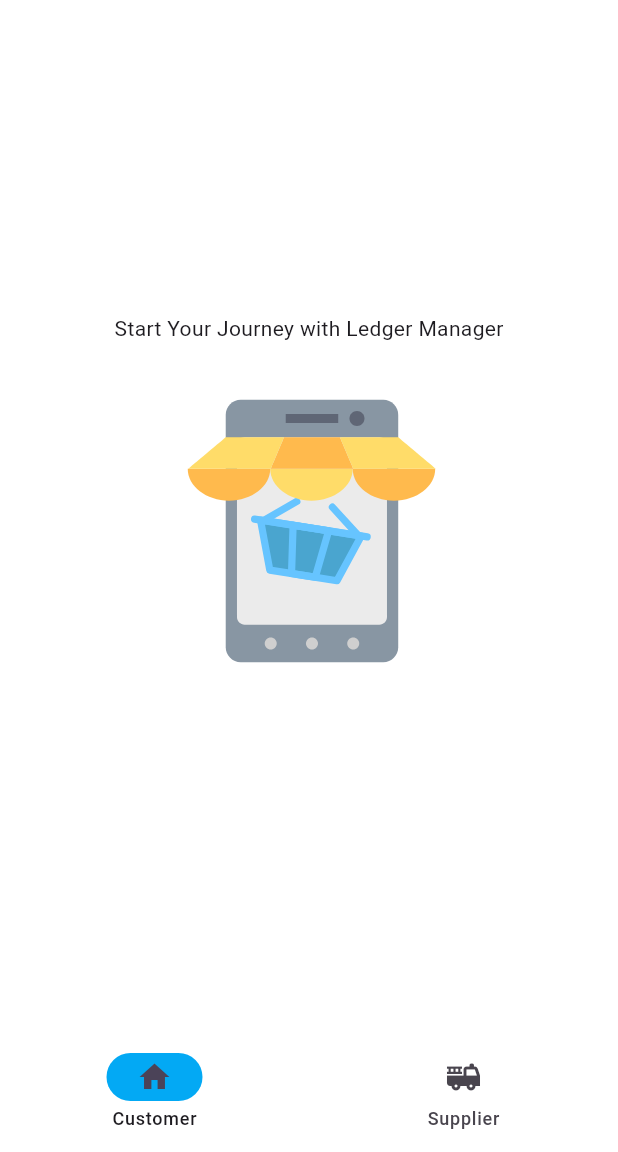
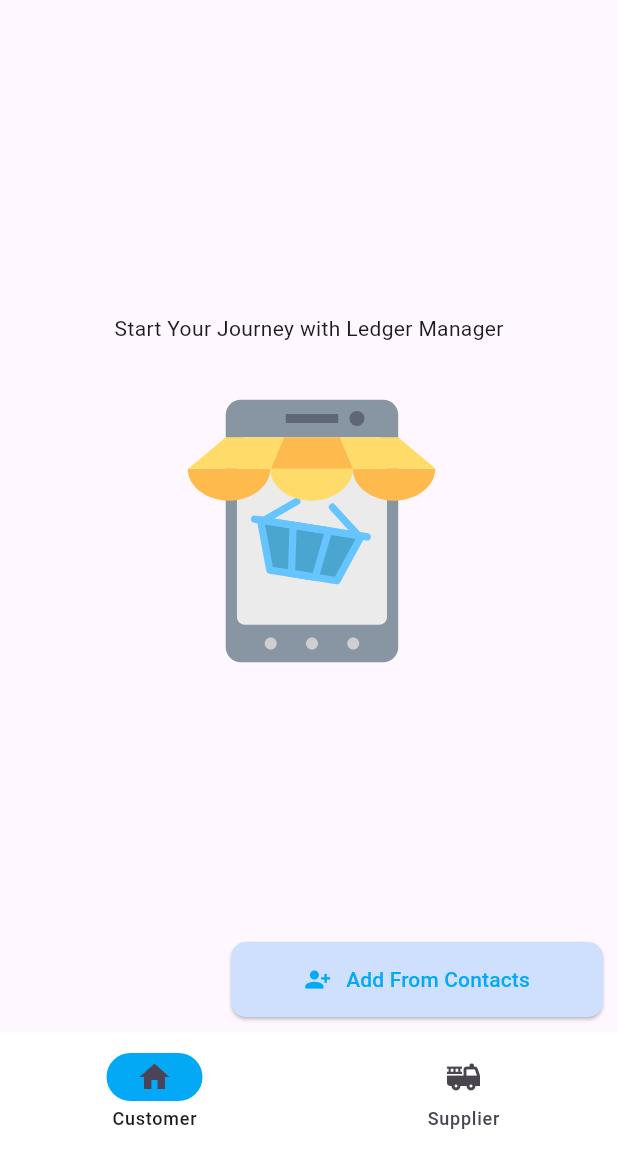
Before and after one commit to namraravani/leger_manager, a Flutter app: the screen it shows after launch, on a phone screen of 412 x 824 dp, the part 84-1236 px from its top. Run offline on Flutter 3.47's test engine with Material 3 defaults, Android fonts, the phone set to English and light mode, and no system bars; our stand-ins replace cloud_firestore, contacts_service, firebase_core, get, lottie and 2 more; missing offline and left inert: dart:ffi; accounts and stored records are empty.

Commit message:
implemented_add_to_contact functionallity

```diff
--- a/lib/Components/profile_field.dart
+++ b/lib/Components/profile_field.dart
@@ -28,6 +28,8 @@ class ProfileField extends StatelessWidget {
           },
         );
       },
+      child: Padding(
+        padding: const EdgeInsets.only(left: 20, right: 20),
         child: Column(
           crossAxisAlignment: CrossAxisAlignment.start,
           children: [
@@ -67,6 +69,7 @@ class ProfileField extends StatelessWidget {
             ),
           ],
         ),
+      ),
     );
   }
 }
--- a/lib/view/master_page/master_page.dart
+++ b/lib/view/master_page/master_page.dart
@@ -7,7 +7,8 @@ import 'package:leger_manager/view/master_page/master_page_pages/customer_page.d
 import 'package:leger_manager/view/master_page/master_page_components/drawer.dart';
 import 'package:leger_manager/view/master_page/master_page_pages/supplier_page.dart';
 
-class MasterPage extends StatefulWidget {
+class MasterPage extends StatefulWidget
+{
   const MasterPage({Key? key}) : super(key: key);
 
   @override
@@ -19,7 +20,8 @@ class _MasterPageState extends State<MasterPage> {
   int _currentPageIndex = 0;
 
   @override
-  void initState() {
+  void initState()
+  {
     super.initState();
     _pageController = PageController(initialPage: _currentPageIndex);
   }
--- a/lib/view/master_page/master_page_pages/customer_page.dart
+++ b/lib/view/master_page/master_page_pages/customer_page.dart
@@ -1,11 +1,18 @@
 import 'package:flutter/material.dart';
+import 'package:leger_manager/Components/app_colors.dart';
+import 'package:leger_manager/Components/icon_logo.dart';
 import 'package:lottie/lottie.dart';
 
 class CustomerPage extends StatelessWidget {
   @override
   Widget build(BuildContext context) {
-    return Container(
-      color: Colors.white,
+    return Scaffold(
+      body: Stack(
+        children: [
+          Align(
+            alignment: Alignment.center,
+            child: Padding(
+              padding: const EdgeInsets.only(left: 50.0, right: 50),
               child: Column(
                 mainAxisAlignment: MainAxisAlignment.center,
                 children: [
@@ -17,7 +24,39 @@ class CustomerPage extends StatelessWidget {
                     repeat: true,
                     fit: BoxFit.cover,
                   ),
-          // FloatingActionButton(onPressed: () {}, child: Icon(Icons.abc))
+                ],
+              ),
+            ),
+          ),
+          Positioned(
+            bottom: 10.0,
+            right: 10.0,
+            child: ElevatedButton(
+              style: ElevatedButton.styleFrom(
+                backgroundColor: AppColors.primaryColor,
+                minimumSize: Size(200.0, 50.0),
+                shape: RoundedRectangleBorder(
+                  borderRadius: BorderRadius.circular(10.0),
+                ),
+              ),
+              onPressed: () {
+
+              },
+              child: Container(
+                width: 200.0,
+                child: IconLogo(
+                  icon: Icon(
+                    Icons.person_add_alt_1,
+                    color: AppColors.secondaryColor,
+                  ),
+                  name: Text(
+                    "Add From Contacts",
+                    style: TextStyle(color: AppColors.secondaryColor),
+                  ),
+                ),
+              ),
+            ),
+          ),
         ],
       ),
     );
```
Also changed, not shown: lib/Controller/test_controller.dart (added, +37 -0 lines), lib/view/contact_view.dart (added, +104 -0 lines), lib/view/inventory_page.dart (+30 -2 lines), lib/view/master_page/master_page_pages/supplier_page.dart (+29 -2 lines), lib/view/test_contact_view.dart (added, +120 -0 lines), pubspec.yaml (+4 -3 lines), pubspec.lock, 5 other files. Lines whose indentation alone changed are shown as unchanged.
